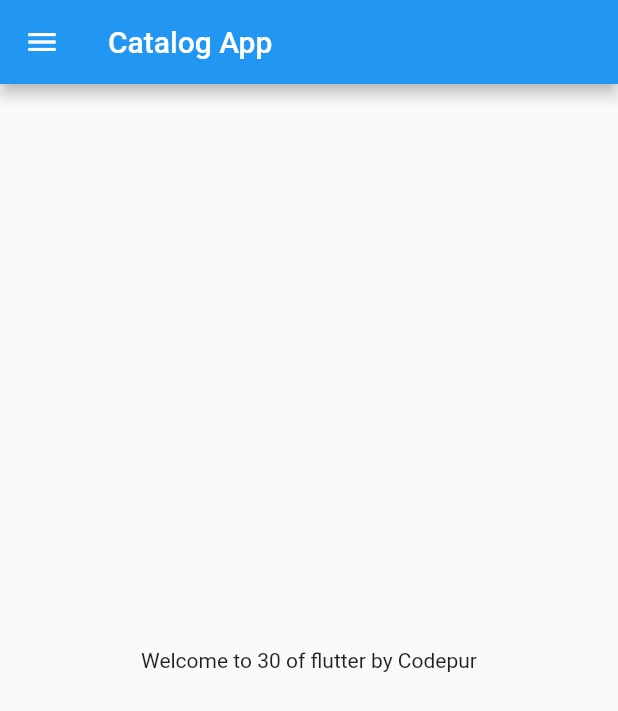
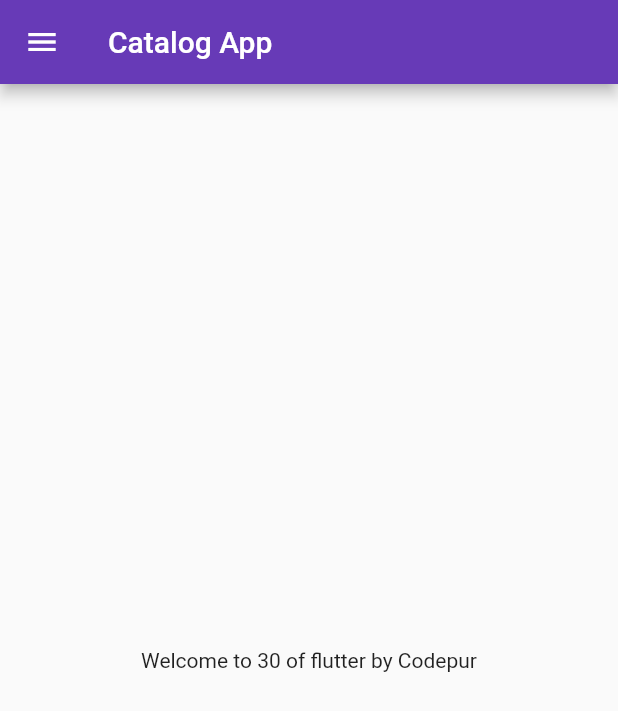
Before and after one commit to Misbahali/30daysofflutter, a Flutter app: the screen it shows after launch, on a phone screen of 412 x 824 dp. Shown: the top 711 px of the screen. Run offline on Flutter 3.47's test engine with Material 2 defaults, Android fonts, the light colour scheme and no system bars.

Commit message:
Day3 Commit

```diff
--- a/lib/main.dart
+++ b/lib/main.dart
@@ -1,5 +1,6 @@
 import 'package:flutter/material.dart';
-import 'package:fone/home_page.dart';
+import 'package:fone/pages/login_page.dart';
+import 'package:fone/pages/home_page.dart';
 
 void main() {
   runApp(MyApp());
@@ -10,9 +11,19 @@
 
   @override
   Widget build(BuildContext context) {
-
-      return MaterialApp(
-      home: HomePage(),
+    return MaterialApp(
+      // home: HomePage(),
+      themeMode: ThemeMode.light,
+      theme: ThemeData(primarySwatch: Colors.deepPurple),
+      darkTheme: ThemeData(
+        brightness: Brightness.dark,
+      ),
+      initialRoute: "/home", // in start got to home page
+      routes: {
+        "/": (context) => LoginPage(),
+        "/home": (context) => HomePage(),
+        "/login": (context) => LoginPage()
+      },
     );
   }
 }
```
Also changed, not shown: lib/pages/login_page.dart (added, +18 -0 lines), lib/pages/home_page.dart (renamed from lib/home_page.dart), 1 other file.
